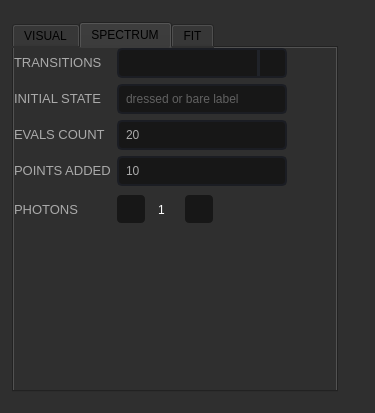
Before: the Qt Designer form resources/settings.ui in scqubits/qfit, drawn with Qt 5.
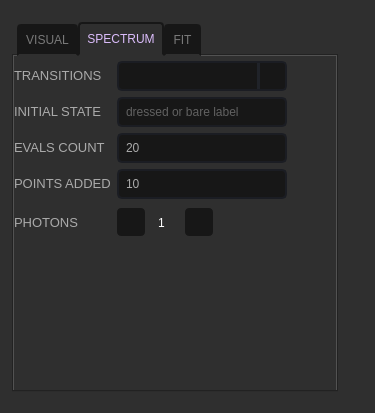
After: the same form once the commit is applied. The open tabs and pages were chosen to show the change. Icons and pictures are not drawn. Custom widgets are drawn as their Qt base class.

Diff of the .ui file:
```diff
--- a/resources/settings.ui
+++ b/resources/settings.ui
@@ -336,6 +336,37 @@
        <height>370</height>
       </size>
      </property>
+     <property name="styleSheet">
+      <string notr="true">QTabWidget::tab-bar {
+    left: 5px; /* move to the right by 5px */
+}
+
+/* Style the tab using the tab sub-control. Note that
+    it reads QTabBar _not_ QTabWidget */
+QTabBar::tab {
+    background: #171717;
+	border: 2px solid #171717;
+    border-bottom-color: #2F2F2F; /* same as the pane color */
+    border-top-left-radius: 4px;
+    border-top-right-radius: 4px;
+    min-width: 8ex;
+    padding: 7px;
+}
+
+QTabBar::tab:selected {
+	background: #2F2F2F;
+	border: 2px solid #171717;
+    border-bottom-color: #2F2F2F; /* same as pane color */
+	font: 14px &quot;Roboto Medium&quot;;
+    color: #DBBCFB;
+}
+
+QTabBar::tab:!selected {
+    margin-top: 2px; /* make non-selected tabs look smaller */
+	font: 14px &quot;Roboto Medium&quot;;
+    color: #797979;
+}</string>
+     </property>
      <property name="tabPosition">
       <enum>QTabWidget::North</enum>
      </property>
@@ -838,7 +869,7 @@
            <number>0</number>
           </property>
           <property name="topMargin">
-           <number>0</number>
+           <number>5</number>
           </property>
           <property name="rightMargin">
            <number>0</number>
@@ -1098,7 +1129,7 @@
             <property name="sizeHint" stdset="0">
              <size>
               <width>20</width>
-              <height>133</height>
+              <height>115</height>
              </size>
             </property>
            </spacer>
```
Left out of the diff: 14 changed lines with no effect on the pictures.
